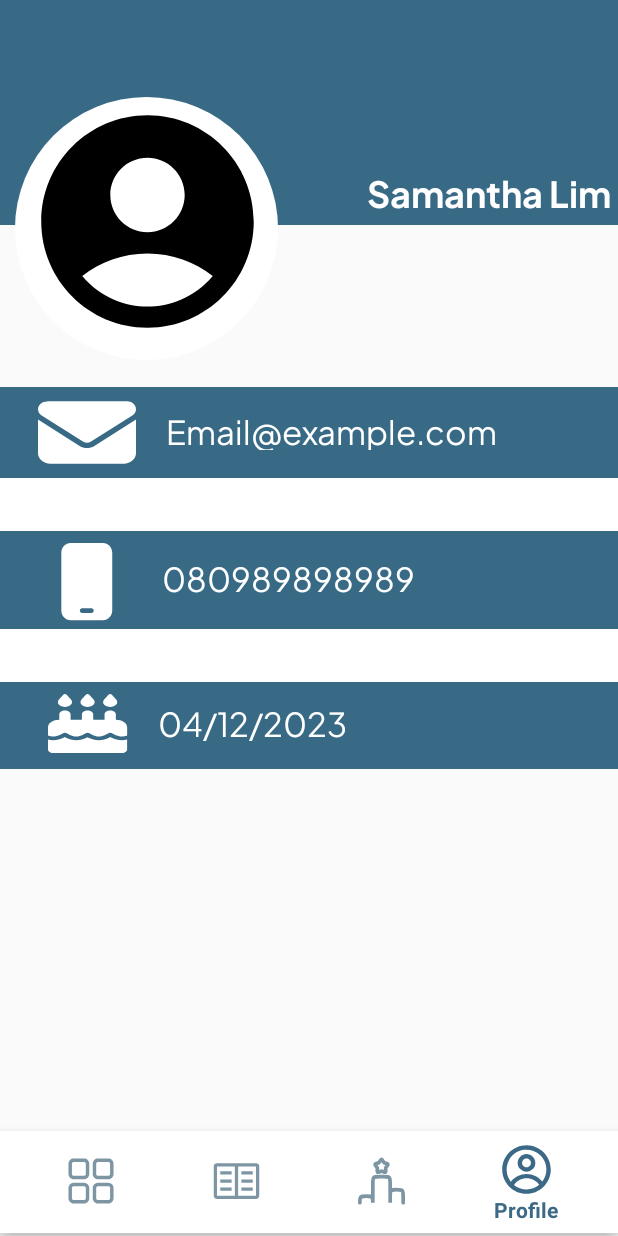
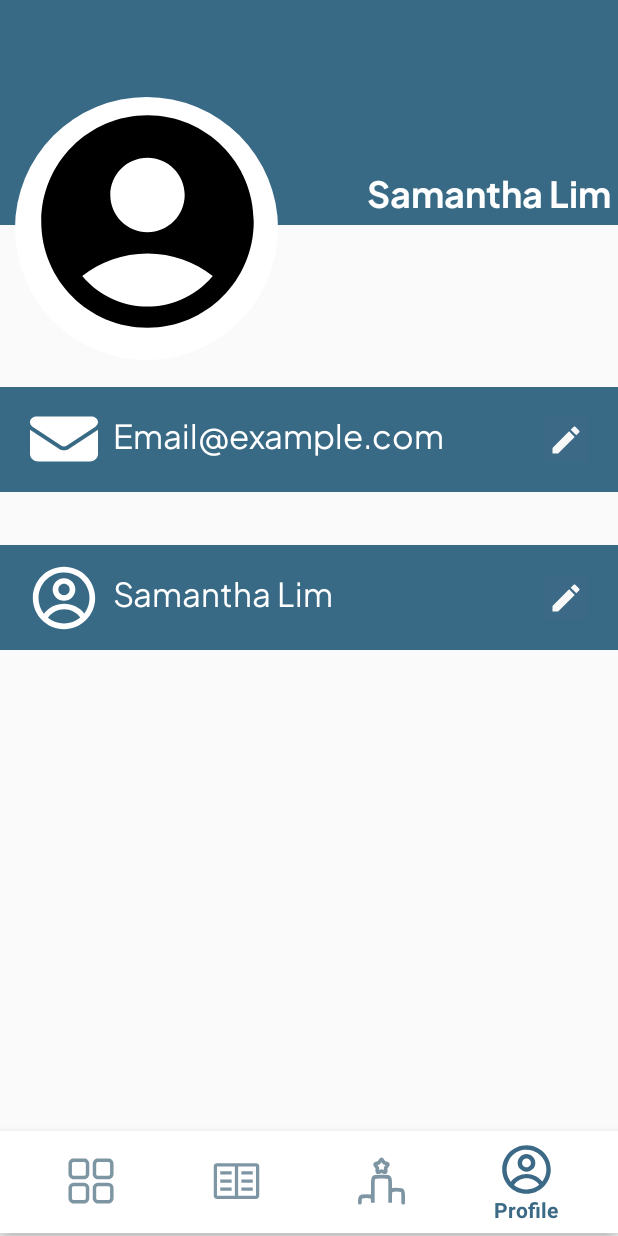
Before and after one commit to Siberuz/LRNT, an Android app: the Dashboard screen opened directly, with no data from a screen before it, item 4 of the bottom bar chosen, on a phone screen of 412 x 824 dp. Run offline under Robolectric (Android 15) with nearby library versions, the phone set to English and light mode, and no system bars; our stand-ins replace Firebase (no records; nobody signed in at launch, a user with empty details on screens opened directly).

Commit message:
edit Profile and add Logout Button

```diff
--- a/app/src/main/java/com/example/lrnt/Profile.java
+++ b/app/src/main/java/com/example/lrnt/Profile.java
@@ -8,6 +8,8 @@ import androidx.fragment.app.Fragment;
 import android.view.LayoutInflater;
 import android.view.View;
 import android.view.ViewGroup;
+import android.widget.EditText;
+import android.widget.ImageButton;
 import android.widget.TextView;
 import android.widget.Toast;
 
@@ -21,12 +23,19 @@ import com.google.firebase.firestore.DocumentSnapshot;
 import com.google.firebase.firestore.FirebaseFirestore;
 
 
-public class Profile extends Fragment {
+public class Profile extends Fragment implements View.OnClickListener {
 
     private FirebaseAuth mAuth;
     private FirebaseFirestore db;
     private TextView tv_name;
     private TextView tv_email;
+    private EditText email_et;
+    private ImageButton edit_email;
+    private ImageButton edit_email_done;
+    private TextView username_tv;
+    private EditText username_et;
+    private ImageButton edit_username;
+    private ImageButton edit_username_done;
     @Override
     public View onCreateView(LayoutInflater inflater, ViewGroup container,
                              Bundle savedInstanceState) {
@@ -38,6 +47,18 @@ public class Profile extends Fragment {
 
         tv_name = v.findViewById(R.id.profileName);
         tv_email = v.findViewById(R.id.Email_profile_id);
+        edit_email = v.findViewById(R.id.edit_email_button);
+        email_et = v.findViewById(R.id.profile_email_et);
+        edit_email.setOnClickListener(this);
+        edit_email_done = v.findViewById(R.id.edit_email_button_done);
+        edit_email_done.setOnClickListener(this);
+
+        username_tv = v.findViewById(R.id.username_profile_id);
+        username_et = v.findViewById(R.id.profile_username_et);
+        edit_username = v.findViewById(R.id.edit_username_button);
+        edit_username.setOnClickListener(this);
+        edit_username_done = v.findViewById(R.id.edit_username_button_done);
+        edit_username_done.setOnClickListener(this);
 
         FirebaseUser currentUser = mAuth.getCurrentUser();
 
@@ -70,4 +91,38 @@ public class Profile extends Fragment {
         }
         return v;
     }
+
+    @Override
+    public void onClick(View v) {
+        if(v == edit_email){
+            tv_email.setVisibility(View.GONE);
+            email_et.setVisibility(View.VISIBLE);
+            edit_email.setVisibility(View.GONE);
+            edit_email_done.setVisibility(View.VISIBLE);
+            email_et.setText(tv_email.getText().toString());
+        }
+        if(v == edit_email_done){
+            String newEmail = email_et.getText().toString();
+            tv_email.setText(newEmail);
+            tv_email.setVisibility(View.VISIBLE);
+            email_et.setVisibility(View.GONE);
+            edit_email.setVisibility(View.VISIBLE);
+            edit_email_done.setVisibility(View.GONE);
+        }
+        if(v == edit_username){
+            username_tv.setVisibility(View.GONE);
+            username_et.setVisibility(View.VISIBLE);
+            edit_username.setVisibility(View.GONE);
+            edit_username_done.setVisibility(View.VISIBLE);
+            username_et.setText(username_tv.getText().toString());
+        }
+        if(v == edit_username_done){
+            String newUsername = username_et.getText().toString();
+            username_tv.setText(newUsername);
+            username_tv.setVisibility(View.VISIBLE);
+            username_et.setVisibility(View.GONE);
+            edit_username.setVisibility(View.VISIBLE);
+            edit_username_done.setVisibility(View.GONE);
+        }
+    }
 }
--- /dev/null
+++ b/app/src/main/res/drawable/baseline_check_24.xml
@@ -0,0 +1,5 @@
+<vector android:height="24dp" android:tint="#F8F8F8"
+    android:viewportHeight="24" android:viewportWidth="24"
+    android:width="24dp" xmlns:android="http://schemas.android.com/apk/res/android">
+    <path android:fillColor="@android:color/white" android:pathData="M9,16.17L4.83,12l-1.42,1.41L9,19 21,7l-1.41,-1.41z"/>
+</vector>
--- /dev/null
+++ b/app/src/main/res/drawable/baseline_edit_24.xml
@@ -0,0 +1,5 @@
+<vector android:height="24dp" android:tint="#F8F8F8"
+    android:viewportHeight="24" android:viewportWidth="24"
+    android:width="24dp" xmlns:android="http://schemas.android.com/apk/res/android">
+    <path android:fillColor="@android:color/white" android:pathData="M3,17.25V21h3.75L17.81,9.94l-3.75,-3.75L3,17.25zM20.71,7.04c0.39,-0.39 0.39,-1.02 0,-1.41l-2.34,-2.34c-0.39,-0.39 -1.02,-0.39 -1.41,0l-1.83,1.83 3.75,3.75 1.83,-1.83z"/>
+</vector>
--- a/app/src/main/res/layout/dashboard_layout.xml
+++ b/app/src/main/res/layout/dashboard_layout.xml
@@ -103,9 +103,9 @@
                             android:id="@+id/ProfileButton"
                             android:layout_width="match_parent"
                             android:layout_height="match_parent"
-                            android:text="Edit Profile"
+                            android:text="LogOut"
                             android:textAlignment="textEnd"
-                            android:textColor="#386A86"
+                            android:textColor="#DD684B"
                             android:layout_marginRight="20dp"
                             android:fontFamily="@font/jakarta_sans_bold"
                             android:background="#00FFFFFF"/>
--- a/app/src/main/res/layout/profile_layout.xml
+++ b/app/src/main/res/layout/profile_layout.xml
@@ -62,93 +62,147 @@
 
         <LinearLayout
             android:layout_width="match_parent"
-            android:layout_height="wrap_content"
+            android:layout_height="70dp"
             android:orientation="horizontal"
-            android:background="#386A86">
+            android:background="#386A86"
+            android:paddingHorizontal="20dp"
+            android:paddingVertical="2.5dp"
+            android:layout_marginBottom="35dp">
 
             <ImageView
-                android:layout_marginLeft="25dp"
-                android:layout_width="65dp"
-                android:layout_height="55dp"
+                android:layout_width="45dp"
+                android:layout_height="40dp"
                 android:background="@drawable/email_icon"
-                android:layout_marginTop="2.5dp"
-                android:layout_marginBottom="2.5dp"/>
-
+                android:layout_gravity="center"/>
+            <LinearLayout
+                android:layout_width="0dp"
+                android:layout_height="wrap_content"
+                android:layout_weight="1"
+                android:layout_marginHorizontal="10dp"
+                android:layout_gravity="center"
+                android:orientation="vertical">
                 <TextView
                     android:id="@+id/Email_profile_id"
                     android:layout_width="match_parent"
-                android:layout_height="30dp"
+                    android:layout_height="40dp"
                     android:text="Email@example.com"
                     android:fontFamily="@font/jakarta_sans"
-                android:layout_marginHorizontal="20dp"
-                android:textSize="22dp"
-                android:layout_marginTop="12dp"
-                android:ellipsize="end"
-                android:maxLines="1"
-                android:textColor="@color/white"/>
-        </LinearLayout>
-
-        <LinearLayout
-            android:layout_width="match_parent"
-            android:layout_height="35dp"
-            android:background="@color/white">
-        </LinearLayout>
-
-        <LinearLayout
-            android:layout_width="match_parent"
-            android:layout_height="match_parent"
-            android:orientation="horizontal"
-            android:background="#386A86">
-
-            <ImageView
-                android:layout_marginLeft="39dp"
-                android:layout_marginRight="3dp"
-                android:layout_marginTop="8dp"
-                android:layout_marginBottom="-8dp"
-                android:layout_width="45dp"
-                android:layout_height="65dp"
-                android:background="@drawable/phone_icon"/>
-
-            <TextView
-                android:id="@+id/noHP_profile_id"
-                android:layout_width="match_parent"
-                android:layout_height="30dp"
-                android:layout_marginHorizontal="17dp"
-                android:fontFamily="@font/jakarta_sans"
-                android:layout_marginStart="20dp"
-                android:layout_marginTop="14dp"
-                android:text="080989898989"
                     android:textSize="22dp"
                     android:ellipsize="end"
                     android:maxLines="1"
                     android:textColor="@color/white"/>
+                <EditText
+                    android:id="@+id/profile_email_et"
+                    android:layout_width="match_parent"
+                    android:layout_height="40dp"
+                    android:paddingLeft="10dp"
+                    android:background="@drawable/edit_text_shape"
+                    android:fontFamily="@font/jakarta_sans"
+                    android:visibility="gone"/>
+
             </LinearLayout>
+            <ImageButton
+                android:id="@+id/edit_email_button"
+                android:layout_width="30dp"
+                android:layout_height="30dp"
+                android:background="@color/primary_color"
+                android:src="@drawable/baseline_edit_24"
+                android:layout_gravity="center"/>
+            <ImageButton
+                android:id="@+id/edit_email_button_done"
+                android:layout_width="30dp"
+                android:layout_height="30dp"
+                android:background="@color/primary_color"
+                android:src="@drawable/baseline_check_24"
+                android:visibility="gone"
+                android:layout_gravity="center"/>
+
+
+        </LinearLayout>
+
 
         <LinearLayout
             android:layout_width="match_parent"
-            android:layout_height="35dp"
-            android:background="@color/white">
+            android:layout_height="70dp"
+            android:orientation="horizontal"
+            android:background="#386A86"
+            android:paddingHorizontal="20dp"
+            android:paddingVertical="2.5dp"
+            android:layout_marginBottom="35dp">
+
+            <ImageView
+                android:layout_marginTop="10dp"
+                android:layout_width="45dp"
+                android:layout_height="45dp"
+                android:backgroundTint="@color/white"
+                android:background="@drawable/ic_profile"/>
+            <LinearLayout
+                android:layout_width="0dp"
+                android:layout_height="wrap_content"
+                android:layout_weight="1"
+                android:layout_marginHorizontal="10dp"
+                android:layout_gravity="center"
+                android:orientation="vertical">
+                <TextView
+                    android:id="@+id/username_profile_id"
+                    android:layout_width="match_parent"
+                    android:layout_height="40dp"
+                    android:fontFamily="@font/jakarta_sans"
+                    android:text="Samantha Lim"
+                    android:textSize="22dp"
+                    android:ellipsize="end"
+                    android:maxLines="1"
+                    android:textColor="@color/white"/>
+                <EditText
+                    android:id="@+id/profile_username_et"
+                    android:layout_width="match_parent"
+                    android:layout_height="40dp"
+                    android:paddingLeft="10dp"
+                    android:background="@drawable/edit_text_shape"
+                    android:fontFamily="@font/jakarta_sans"
+                    android:visibility="gone"/>
+            </LinearLayout>
+            <ImageButton
+                android:id="@+id/edit_username_button"
+                android:layout_width="30dp"
+                android:layout_height="30dp"
+                android:background="@color/primary_color"
+                android:src="@drawable/baseline_edit_24"
+                android:layout_gravity="center"/>
+            <ImageButton
+                android:id="@+id/edit_username_button_done"
+                android:layout_width="30dp"
+                android:layout_height="30dp"
+                android:background="@color/primary_color"
+                android:src="@drawable/baseline_check_24"
+                android:visibility="gone"
+                android:layout_gravity="center"/>
         </LinearLayout>
 
-        <LinearLayout
+
+<!--        <LinearLayout
             android:layout_width="match_parent"
-            android:layout_height="wrap_content"
+            android:layout_height="60dp"
             android:orientation="horizontal"
-            android:background="#386A86">
+            android:background="#386A86"
+            android:paddingHorizontal="20dp"
+            android:paddingVertical="2.5dp">
 
             <ImageView
-                android:layout_marginLeft="32dp"
-                android:layout_width="55dp"
-                android:layout_height="50dp"
-                android:layout_marginTop="8dp"
+                android:layout_width="35dp"
+                android:layout_height="35dp"
+                android:layout_gravity="center"
+                android:layout_marginRight="12dp"
+                android:layout_marginBottom="-3dp"
                 android:background="@drawable/birth_icon"/>
 
             <LinearLayout
-                android:layout_width="wrap_content"
+                android:layout_width="0dp"
                 android:layout_height="wrap_content"
-                android:layout_marginLeft="18dp"
-                android:layout_marginTop="10dp">
-
+                android:layout_weight="1"
+                android:layout_marginHorizontal="10dp"
+                android:layout_gravity="center"
+                android:orientation="horizontal">
                 <TextView
                     android:id="@+id/BirthDate_profile_DD_id"
                     android:layout_width="wrap_content"
@@ -192,8 +246,14 @@
                     android:textSize="22dp"
                     android:textColor="@color/white"/>
             </LinearLayout>
-
-        </LinearLayout>
+            <ImageButton
+                android:id="@+id/edit_birthdate_button"
+                android:layout_width="30dp"
+                android:layout_height="30dp"
+                android:background="@color/primary_color"
+                android:src="@drawable/baseline_edit_24"
+                android:layout_gravity="center"/>
+        </LinearLayout>-->
 
     </LinearLayout>
 
```
Lines whose indentation alone changed are shown as unchanged.
